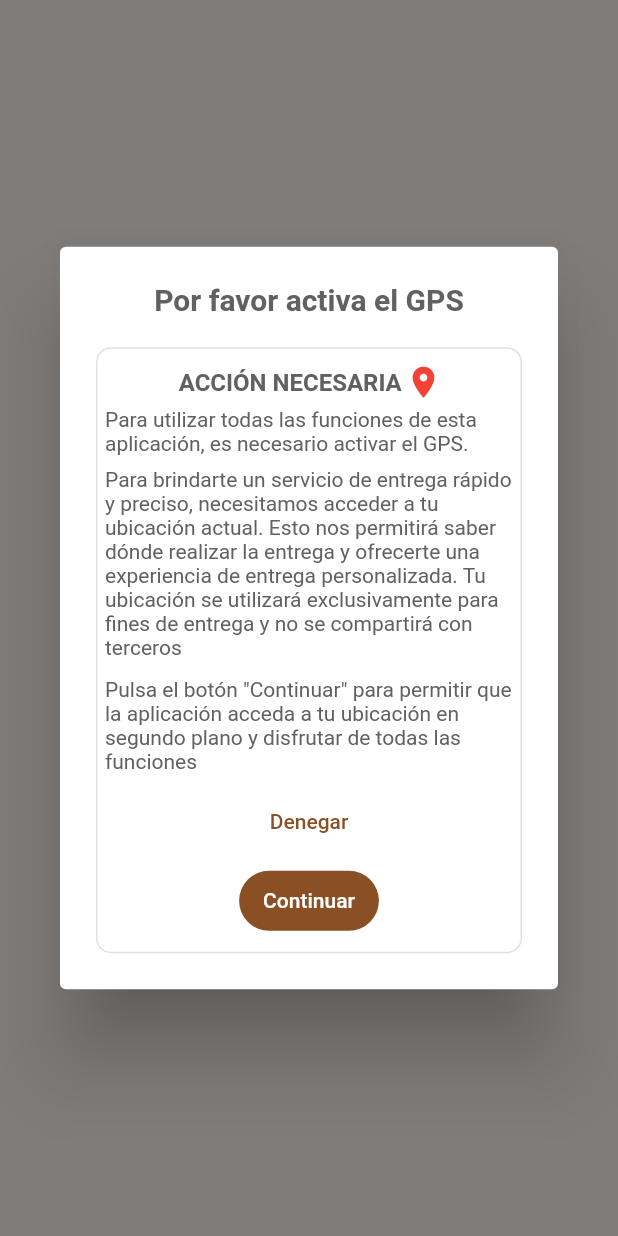
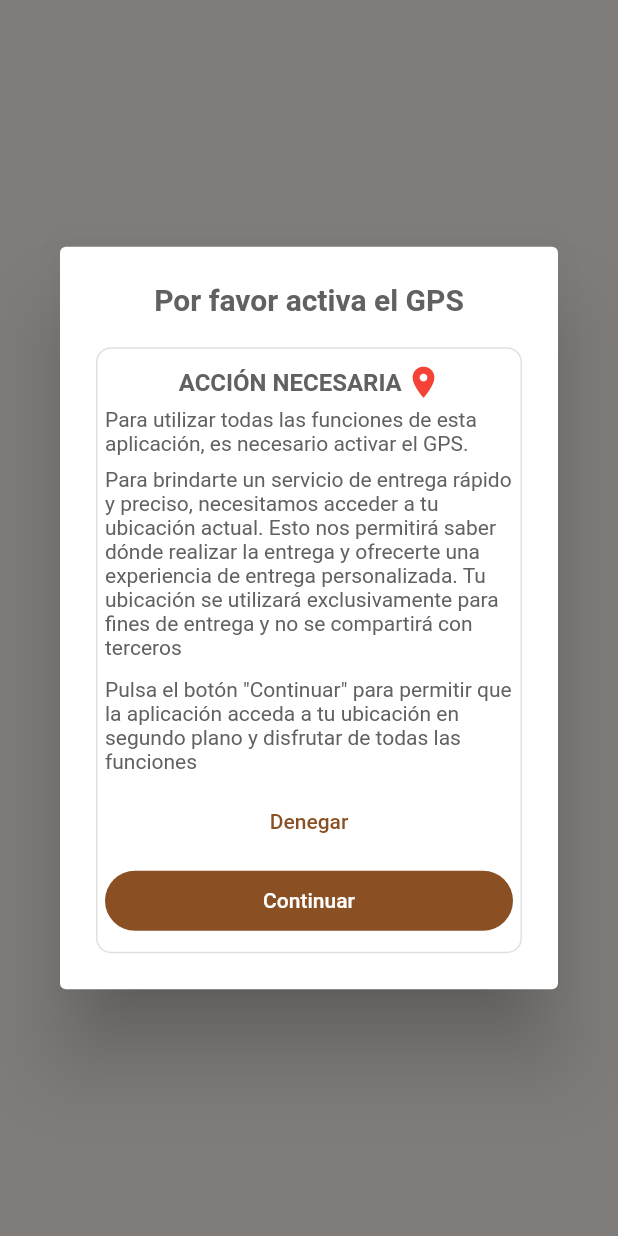
Before and after one commit to LarzlRael/motoveloz.app, a Flutter app: what requestGPSactivationDialog() shows on an empty page, opened directly with empty values, on a phone screen of 412 x 824 dp. Run offline on Flutter 3.47's test engine with Material 2 defaults, Android fonts, the light colour scheme and no system bars; our stand-ins replace animate_do, firebase_core, firebase_messaging, flutter_native_splash, geolocator, permission_handler and 4 more; missing offline and left inert: flutter_inappwebview; accounts and stored records are empty.

```diff
--- a/lib/dialogs/confirm_dialog.dart
+++ b/lib/dialogs/confirm_dialog.dart
@@ -125,7 +125,8 @@ requestGPSactivationDialog(
                 vertical: 8,
               ),
             ),
-            TextButton(
+            SizedBox(
+              child: TextButton(
                 child: Text("Denegar"),
                 /* style: ElevatedButton.styleFrom(
                   /* backgroundColor:
@@ -146,8 +147,11 @@ requestGPSactivationDialog(
                   Navigator.of(context).pop();
                 },
               ),
+            ),
             SizedBox(height: 5),
-            FilledButton(
+            SizedBox(
+              width: double.infinity,
+              child: FilledButton(
                 child: Text("Continuar"),
                 /*  style: ElevatedButton.styleFrom(
                   shape: RoundedRectangleBorder(
@@ -162,6 +166,7 @@ requestGPSactivationDialog(
                   Navigator.of(context).pop();
                   confirmOnTap();
                 },
+              ),
             ),
           ],
         ),
```
Also changed, not shown: pubspec.lock, 3 other files. Lines whose indentation alone changed are shown as unchanged.
